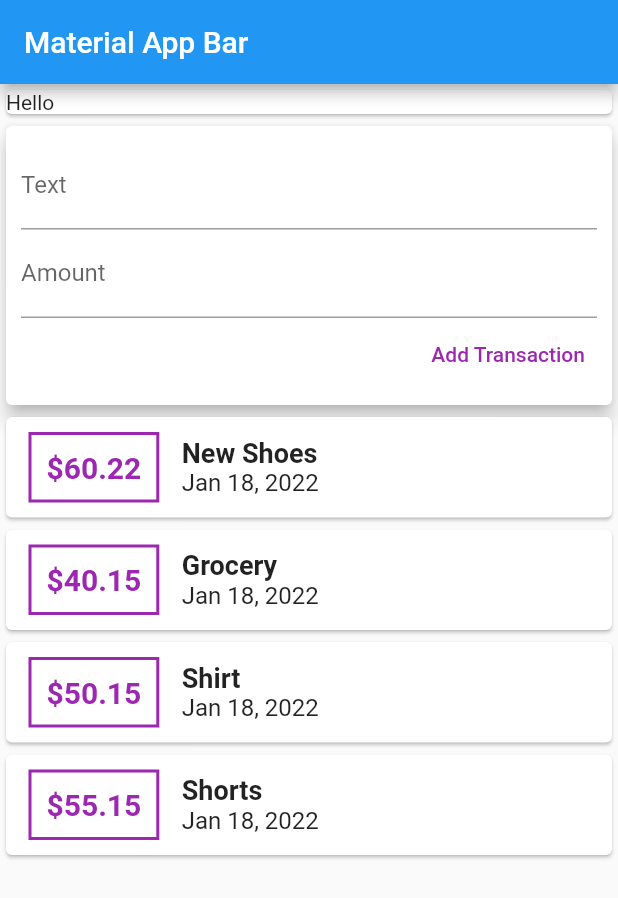
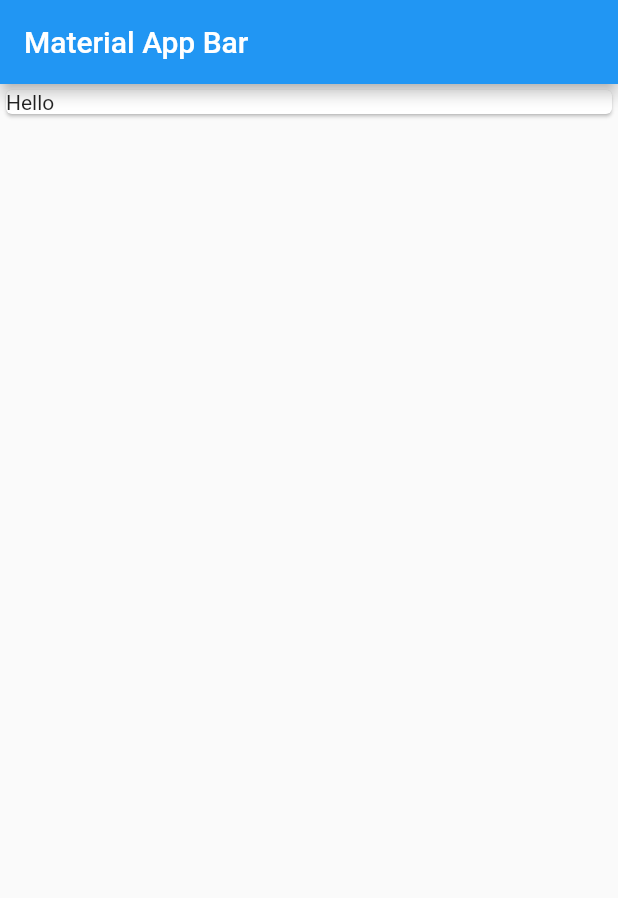
Before and after one commit to najmulmyself/Practice_App, a Flutter app: the screen it shows after launch, on a phone screen of 412 x 824 dp. Shown: the top 898 px of the screen. Run offline on Flutter 3.47's test engine with Material 2 defaults, Android fonts, the phone set to English and light mode, and no system bars; our stand-ins replace audioplayers; missing offline and left inert: dart:ffi.

Commit message:
need to convert stateless widget

```diff
--- a/moneyfy/lib/main.dart
+++ b/moneyfy/lib/main.dart
@@ -1,8 +1,8 @@
 import 'package:flutter/material.dart';
 import 'package:moneyfy/models/transaction.dart';
 import 'package:intl/intl.dart';
-import 'package:moneyfy/widgets/transaction_list.dart';
-import 'package:moneyfy/widgets/user_transaction.dart';
+// import 'package:moneyfy/widgets/transaction_list.dart';
+// import 'package:moneyfy/widgets/user_transaction.dart';
 
 void main() => runApp(MyApp());
 
@@ -26,8 +26,7 @@ class MyApp extends StatelessWidget {
             Card(
               child: Text("Hello"),
             ),
-            NewTransaction(),
-            TransactionList(),
+
           ],
         ),
       ),
--- a/moneyfy/lib/widgets/transaction_list.dart
+++ b/moneyfy/lib/widgets/transaction_list.dart
@@ -2,44 +2,15 @@ import 'package:flutter/material.dart';
 import 'package:intl/intl.dart';
 import '../models/transaction.dart';
 
-class TransactionList extends StatefulWidget {
-  const TransactionList({Key? key}) : super(key: key);
+class TransactionList extends StatelessWidget {
 
-  @override
-  _TransactionListState createState() => _TransactionListState();
-}
+  final List transaction;
+  TransactionList(this.transaction);
 
-class _TransactionListState extends State<TransactionList> {
-  final List _userTransactions = [
-    Transactions(
-      id: 1,
-      title: "New Shoes",
-      amount: 60.22,
-      date: DateTime.now(),
-    ),
-    Transactions(
-      id: 2,
-      title: "Grocery",
-      amount: 40.15,
-      date: DateTime.now(),
-    ),
-    Transactions(
-      id: 3,
-      title: "Shirt",
-      amount: 50.15,
-      date: DateTime.now(),
-    ),
-    Transactions(
-      id: 4,
-      title: "Shorts",
-      amount: 55.15,
-      date: DateTime.now(),
-    ),
-  ];
   @override
   Widget build(BuildContext context) {
     return Column(
-      children: _userTransactions
+      children: transaction
           .map(
             (tx) => Card(
               child: Row(
--- a/moneyfy/lib/widgets/user_transaction.dart
+++ b/moneyfy/lib/widgets/user_transaction.dart
@@ -1,49 +1,50 @@
 import 'package:flutter/material.dart';
+import 'package:moneyfy/models/transaction.dart';
 
-class NewTransaction extends StatelessWidget {
+import 'new_transaction.dart';
+import 'transaction_list.dart';
 
-final title = TextEditingController();
-final amount = TextEditingController();
+class UserTransaction extends StatefulWidget {
+  const UserTransaction({Key? key}) : super(key: key);
 
   @override
+  _UserTransactionState createState() => _UserTransactionState();
+}
+
+class _UserTransactionState extends State<UserTransaction> {
+  final List _userTransactions = [
+    Transactions(
+      id: 1,
+      title: "New Shoes",
+      amount: 60.22,
+      date: DateTime.now(),
+    ),
+    Transactions(
+      id: 2,
+      title: "Grocery",
+      amount: 40.15,
+      date: DateTime.now(),
+    ),
+    Transactions(
+      id: 3,
+      title: "Shirt",
+      amount: 50.15,
+      date: DateTime.now(),
+    ),
+    Transactions(
+      id: 4,
+      title: "Shorts",
+      amount: 55.15,
+      date: DateTime.now(),
+    ),
+  ];
+  @override
   Widget build(BuildContext context) {
-    return Card(
-              elevation: 5,
-              child: Container(
-                padding: EdgeInsets.all(10),
-                child: Column(
-                  crossAxisAlignment: CrossAxisAlignment.end,
-                  children: [
-                    TextField(
-                      decoration: InputDecoration(labelText: "Text"),
-                      // onChanged: (value) {
-                      //   title = value;
-                      //   print(title);
-                      // },
-
-                      controller: title,
-                    ),
-                    TextField(
-                      decoration: InputDecoration(labelText: "Amount"),
-                      // onChanged: (value) {
-                      //   amount = value;
-                      //   print(amount);
-                      // },
-                      controller: amount,
-                    ),
-                    TextButton(
-                      onPressed: () {
-                        print(title.text);
-                        print(amount.text);
-                      },
-                      child: Text(
-                        'Add Transaction',
-                        style: TextStyle(color: Colors.purple),
-                      ),
-                    ),
-                  ],
-                ),
-              ),
-            );
+    return Column(
+      children: [
+        NewTransaction(),
+        TransactionList(_userTransactions),
+      ],
+    );
   }
 }
```
Also changed, not shown: moneyfy/lib/widgets/new_transaction.dart (+49 -0 lines).
